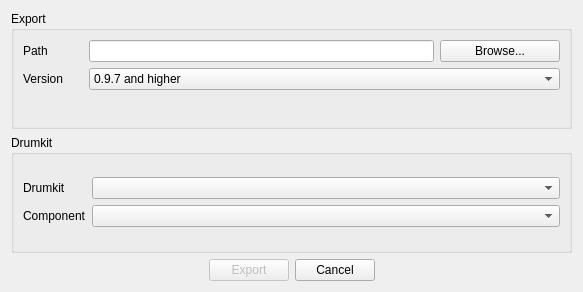
Before: the Qt Designer form src/gui/src/SoundLibrary/SoundLibraryExportDialog_UI.ui in hydrogen-music/hydrogen, drawn with Qt 5.
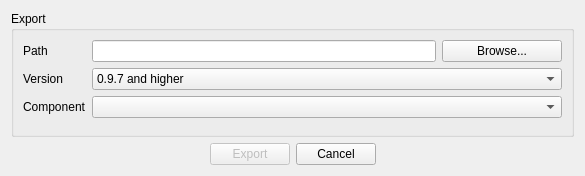
After: the same form once the commit is applied.

Commit message:
SoundLibraryExportDialog: rework
The combo box for choosing a drumkit was removed and the dialog only acts on the one it was called on. It exports either a stack drumkit in case it was invoked via right click memu in the SoundLibrary or the last loaded drumkit with the instrument and component list of the current song if invoked from the main menu.

Patch:
```diff
--- a/src/gui/src/SoundLibrary/SoundLibraryExportDialog_UI.ui
+++ b/src/gui/src/SoundLibrary/SoundLibraryExportDialog_UI.ui
@@ -6,11 +6,67 @@
    <rect>
     <x>0</x>
     <y>0</y>
-    <width>583</width>
-    <height>292</height>
+    <width>585</width>
+    <height>176</height>
    </rect>
   </property>
   <layout class="QGridLayout" name="gridLayout">
+   <item row="1" column="1">
+    <layout class="QHBoxLayout" name="horizontalLayoutBtns">
+     <item>
+      <spacer name="horizontalSpacer">
+       <property name="orientation">
+        <enum>Qt::Horizontal</enum>
+       </property>
+       <property name="sizeHint" stdset="0">
+        <size>
+         <width>175</width>
+         <height>20</height>
+        </size>
+       </property>
+      </spacer>
+     </item>
+     <item>
+      <widget class="QPushButton" name="exportBtn">
+       <property name="enabled">
+        <bool>false</bool>
+       </property>
+       <property name="text">
+        <string>Export</string>
+       </property>
+       <property name="autoDefault">
+        <bool>false</bool>
+       </property>
+      </widget>
+     </item>
+     <item>
+      <widget class="QPushButton" name="cancelBtn">
+       <property name="enabled">
+        <bool>true</bool>
+       </property>
+       <property name="text">
+        <string>Cancel</string>
+       </property>
+       <property name="autoDefault">
+        <bool>false</bool>
+       </property>
+      </widget>
+     </item>
+     <item>
+      <spacer name="horizontalSpacer_2">
+       <property name="orientation">
+        <enum>Qt::Horizontal</enum>
+       </property>
+       <property name="sizeHint" stdset="0">
+        <size>
+         <width>181</width>
+         <height>20</height>
+        </size>
+       </property>
+      </spacer>
+     </item>
+    </layout>
+   </item>
    <item row="0" column="0" colspan="3">
     <widget class="QGroupBox" name="exportGroupbox">
      <property name="title">
@@ -100,20 +156,7 @@
           </item>
          </widget>
         </item>
-       </layout>
-      </item>
-     </layout>
-    </widget>
-   </item>
-   <item row="1" column="0" colspan="3">
-    <widget class="QGroupBox" name="drumkitGroubox">
-     <property name="title">
-      <string>Drumkit</string>
-     </property>
-     <layout class="QVBoxLayout" name="verticalLayout">
-      <item>
-       <layout class="QGridLayout" name="gridLayout_2">
-        <item row="1" column="0">
+        <item row="2" column="0">
          <widget class="QLabel" name="labelComponent">
           <property name="enabled">
            <bool>true</bool>
@@ -141,42 +184,7 @@
           </property>
          </widget>
         </item>
-        <item row="0" column="0">
-         <widget class="QLabel" name="labelDrumkit">
-          <property name="sizePolicy">
-           <sizepolicy hsizetype="Minimum" vsizetype="Preferred">
-            <horstretch>0</horstretch>
-            <verstretch>0</verstretch>
-           </sizepolicy>
-          </property>
-          <property name="minimumSize">
-           <size>
-            <width>60</width>
-            <height>0</height>
-           </size>
-          </property>
-          <property name="text">
-           <string>Drumkit</string>
-          </property>
-          <property name="alignment">
-           <set>Qt::AlignLeading|Qt::AlignLeft|Qt::AlignVCenter</set>
-          </property>
-          <property name="wordWrap">
-           <bool>true</bool>
-          </property>
-         </widget>
-        </item>
-        <item row="0" column="1">
-         <widget class="QComboBox" name="drumkitListComboBox">
-          <property name="sizePolicy">
-           <sizepolicy hsizetype="Expanding" vsizetype="Fixed">
-            <horstretch>0</horstretch>
-            <verstretch>0</verstretch>
-           </sizepolicy>
-          </property>
-         </widget>
-        </item>
-        <item row="1" column="1">
+        <item row="2" column="1">
          <widget class="QComboBox" name="componentList">
           <property name="sizePolicy">
            <sizepolicy hsizetype="Expanding" vsizetype="Fixed">
@@ -191,62 +199,6 @@
      </layout>
     </widget>
    </item>
-   <item row="2" column="1">
-    <layout class="QHBoxLayout" name="horizontalLayoutBtns">
-     <item>
-      <spacer name="horizontalSpacer">
-       <property name="orientation">
-        <enum>Qt::Horizontal</enum>
-       </property>
-       <property name="sizeHint" stdset="0">
-        <size>
-         <width>175</width>
-         <height>20</height>
-        </size>
-       </property>
-      </spacer>
-     </item>
-     <item>
-      <widget class="QPushButton" name="exportBtn">
-       <property name="enabled">
-        <bool>false</bool>
-       </property>
-       <property name="text">
-        <string>Export</string>
-       </property>
-       <property name="autoDefault">
-        <bool>false</bool>
-       </property>
-      </widget>
-     </item>
-     <item>
-      <widget class="QPushButton" name="cancelBtn">
-       <property name="enabled">
-        <bool>true</bool>
-       </property>
-       <property name="text">
-        <string>Cancel</string>
-       </property>
-       <property name="autoDefault">
-        <bool>false</bool>
-       </property>
-      </widget>
-     </item>
-     <item>
-      <spacer name="horizontalSpacer_2">
-       <property name="orientation">
-        <enum>Qt::Horizontal</enum>
-       </property>
-       <property name="sizeHint" stdset="0">
-        <size>
-         <width>181</width>
-         <height>20</height>
-        </size>
-       </property>
-      </spacer>
-     </item>
-    </layout>
-   </item>
   </layout>
  </widget>
  <resources/>
```
The commit also changes 4 other files.
